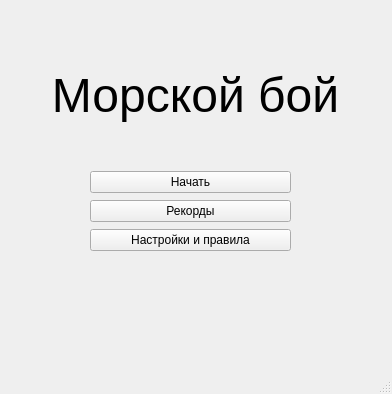
Qt form main.ui (ivanprokoff/seabattle_) before a commit.
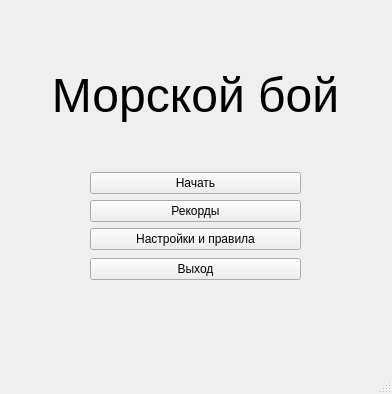
The same form after that commit.

Commit message: добавлены изменения дизайна

What changed in the file:
```diff
--- a/main.ui
+++ b/main.ui
@@ -62,15 +62,17 @@
                     <set>Qt::AlignCenter</set>
                 </property>
             </widget>
-            <widget class="QWidget" name="layoutWidget">
+            <widget class="QWidget" name="">
                 <property name="geometry">
                     <rect>
                         <x>90</x>
                         <y>170</y>
-      <width>201</width>
-      <height>83</height>
-     </rect>
-    </property>
+                        <width>211</width>
+                        <height>114</height>
+                    </rect>
+                </property>
+                <layout class="QVBoxLayout" name="verticalLayout_2">
+                    <item>
                 <layout class="QVBoxLayout" name="verticalLayout">
                     <item>
                         <widget class="QPushButton" name="start_btn">
@@ -94,9 +96,15 @@
                         </widget>
                     </item>
                 </layout>
-                <zorder>start_btn</zorder>
-                <zorder>settings_btn</zorder>
-                <zorder>records_btn</zorder>
+                    </item>
+                    <item>
+                        <widget class="QPushButton" name="exit_button">
+                            <property name="text">
+                                <string>Выход</string>
+                            </property>
+                        </widget>
+                    </item>
+                </layout>
             </widget>
   </widget>
   <widget class="QMenuBar" name="menubar">
```
Lines whose indentation alone changed are shown as unchanged. The commit also changes 7 other files.
